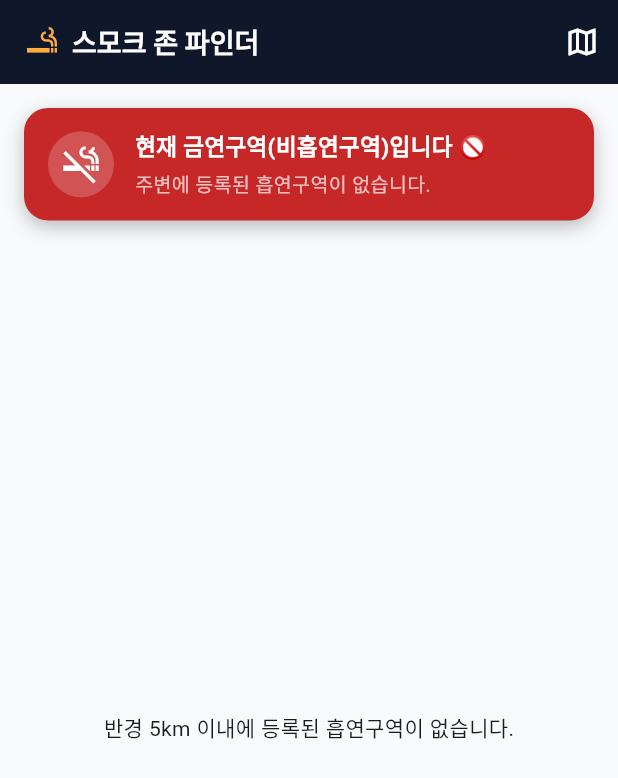
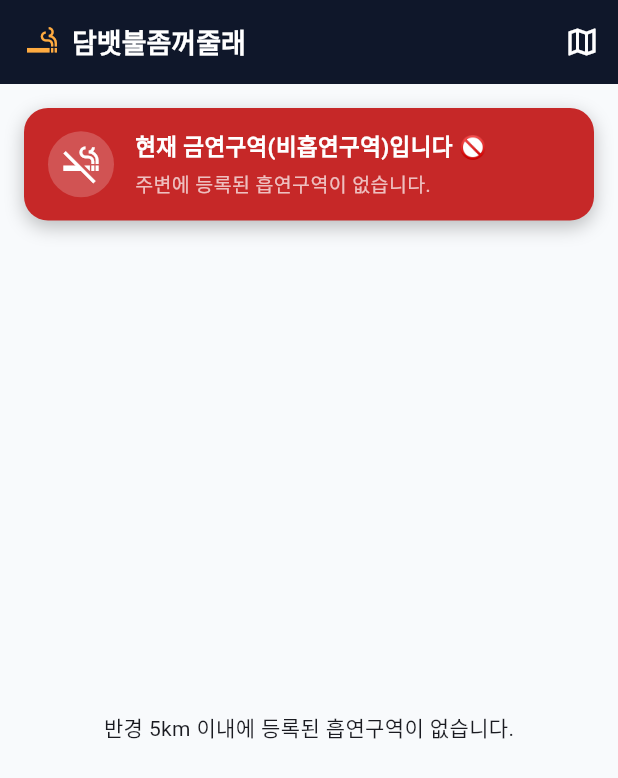
Before and after one commit to jinhwan12345/smoke, a Flutter app: the screen it shows after launch, after a tap on the "format list bulleted" icon, on a phone screen of 412 x 824 dp. Shown: the top 778 px of the screen. Run offline on Flutter 3.47's test engine with Material 3 defaults, Android fonts, the phone set to English and light mode, and no system bars; our stand-ins replace flutter_map, geolocator, latlong2, permission_handler; network calls fail; Roboto replaces fonts that are missing (Pretendard).

Commit message:
feat: Update app name to 담뱃불좀꺼줄래 across Android, iOS, and Flutter UI

```diff
--- a/lib/main.dart
+++ b/lib/main.dart
@@ -12,7 +12,7 @@ class SmokeFinderApp extends StatelessWidget {
   @override
   Widget build(BuildContext context) {
     return MaterialApp(
-      title: 'Smoke Finder',
+      title: '담뱃불좀꺼줄래',
       debugShowCheckedModeBanner: false,
       theme: ThemeData(
         colorScheme: ColorScheme.fromSeed(
--- a/lib/screens/map_screen.dart
+++ b/lib/screens/map_screen.dart
@@ -165,7 +165,7 @@ class _MapScreenState extends State<MapScreen> with SingleTickerProviderStateMix
             Icon(Icons.smoking_rooms, color: Colors.orangeAccent),
             SizedBox(width: 8),
             Text(
-              '스모크 존 파인더',
+              '담뱃불좀꺼줄래',
               style: TextStyle(fontWeight: FontWeight.bold, fontSize: 18),
             ),
           ],
```
Also changed, not shown: 2 other files.
